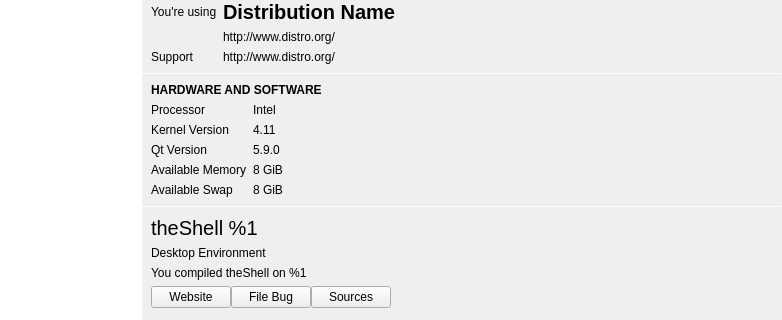
Qt form shell/infopanedropdown.ui (vicr123/theshell) before a commit; both pictures show x 419 to 1201 and y 125 to 445 of the 1201 by 835 pixel window.
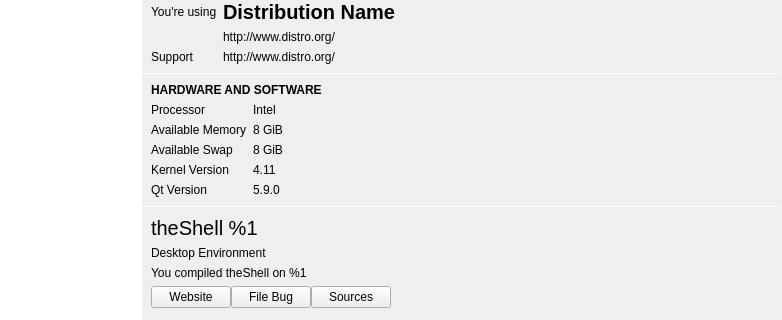
The same form after that commit. The open tabs and pages were chosen to show the change. Icons and pictures are not drawn. Custom widgets are drawn as their Qt base class.

```diff
--- a/shell/infopanedropdown.ui
+++ b/shell/infopanedropdown.ui
@@ -4304,56 +4304,42 @@
                    <property name="spacing">
                     <number>6</number>
                    </property>
-                   <item row="3" column="1">
+                   <item row="2" column="0">
+                    <widget class="QLabel" name="label_82">
+                     <property name="text">
+                      <string>Available Memory</string>
+                     </property>
+                    </widget>
+                   </item>
+                   <item row="5" column="1">
                     <widget class="QLabel" name="qtVersion">
                      <property name="text">
                       <string notr="true">5.9.0</string>
                      </property>
                     </widget>
                    </item>
-                   <item row="3" column="0">
-                    <widget class="QLabel" name="label_84">
+                   <item row="1" column="0">
+                    <widget class="QLabel" name="label_106">
                      <property name="text">
-                      <string>Qt Version</string>
+                      <string>Processor</string>
                      </property>
                     </widget>
                    </item>
-                   <item row="5" column="0">
+                   <item row="3" column="0">
                     <widget class="QLabel" name="label_81">
                      <property name="text">
                       <string>Available Swap</string>
                      </property>
                     </widget>
                    </item>
-                   <item row="2" column="0">
-                    <widget class="QLabel" name="label_83">
-                     <property name="text">
-                      <string>Kernel Version</string>
-                     </property>
-                    </widget>
-                   </item>
-                   <item row="2" column="1">
-                    <widget class="QLabel" name="kernelVersion">
-                     <property name="text">
-                      <string notr="true">4.11</string>
-                     </property>
-                    </widget>
-                   </item>
-                   <item row="5" column="1">
+                   <item row="3" column="1">
                     <widget class="QLabel" name="availableSwap">
                      <property name="text">
                       <string notr="true">8 GiB</string>
                      </property>
                     </widget>
                    </item>
-                   <item row="1" column="0">
-                    <widget class="QLabel" name="label_106">
-                     <property name="text">
-                      <string>Processor</string>
-                     </property>
-                    </widget>
-                   </item>
-                   <item row="4" column="1">
+                   <item row="2" column="1">
                     <widget class="QLabel" name="availableMemory">
                      <property name="sizePolicy">
                       <sizepolicy hsizetype="Expanding" vsizetype="Preferred">
@@ -4366,6 +4352,13 @@
                      </property>
                     </widget>
                    </item>
+                   <item row="5" column="0">
+                    <widget class="QLabel" name="label_84">
+                     <property name="text">
+                      <string>Qt Version</string>
+                     </property>
+                    </widget>
+                   </item>
                    <item row="1" column="1">
                     <widget class="QLabel" name="processorType">
                      <property name="text">
@@ -4373,13 +4366,6 @@
                      </property>
                     </widget>
                    </item>
-                   <item row="4" column="0">
-                    <widget class="QLabel" name="label_82">
-                     <property name="text">
-                      <string>Available Memory</string>
-                     </property>
-                    </widget>
-                   </item>
                    <item row="0" column="0" colspan="2">
                     <widget class="QLabel" name="label_4">
                      <property name="font">
@@ -4393,6 +4379,20 @@
                      </property>
                     </widget>
                    </item>
+                   <item row="4" column="1">
+                    <widget class="QLabel" name="kernelVersion">
+                     <property name="text">
+                      <string notr="true">4.11</string>
+                     </property>
+                    </widget>
+                   </item>
+                   <item row="4" column="0">
+                    <widget class="QLabel" name="label_83">
+                     <property name="text">
+                      <string>Kernel Version</string>
+                     </property>
+                    </widget>
+                   </item>
                   </layout>
                  </item>
                  <item>
```
Left out of the diff: 2 changed lines with no effect on the pictures.
